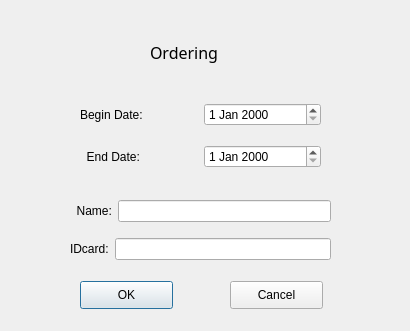
This is ctripui/ordering.ui in imagecser/hotelManage as Qt 5 draws it before an edit. The edited form follows.
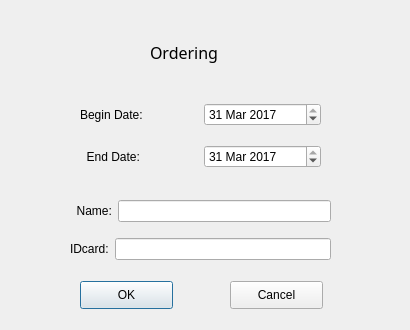
This is the edited form.

```diff
--- a/ctripui/ordering.ui
+++ b/ctripui/ordering.ui
@@ -7,7 +7,7 @@
     <x>0</x>
     <y>0</y>
     <width>410</width>
-    <height>331</height>
+    <height>330</height>
    </rect>
   </property>
   <property name="windowTitle">
@@ -58,7 +58,7 @@
     <string>Cancel</string>
    </property>
   </widget>
-  <widget class="QWidget" name="">
+  <widget class="QWidget" name="layoutWidget">
    <property name="geometry">
     <rect>
      <x>80</x>
@@ -78,7 +78,15 @@
        </widget>
       </item>
       <item>
-       <widget class="QDateEdit" name="beginDate"/>
+       <widget class="QDateEdit" name="beginDate">
+        <property name="date">
+         <date>
+          <year>2017</year>
+          <month>3</month>
+          <day>31</day>
+         </date>
+        </property>
+       </widget>
       </item>
      </layout>
     </item>
@@ -92,13 +100,21 @@
        </widget>
       </item>
       <item>
-       <widget class="QDateEdit" name="endDate"/>
+       <widget class="QDateEdit" name="endDate">
+        <property name="date">
+         <date>
+          <year>2017</year>
+          <month>3</month>
+          <day>31</day>
+         </date>
+        </property>
+       </widget>
       </item>
      </layout>
     </item>
    </layout>
   </widget>
-  <widget class="QWidget" name="">
+  <widget class="QWidget" name="layoutWidget">
    <property name="geometry">
     <rect>
      <x>70</x>
```
Left out of the diff: 3 changed lines with no effect on the pictures.
